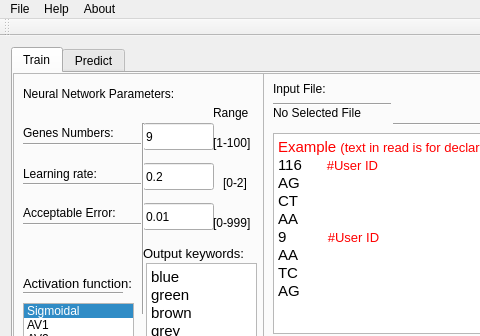
Before: the Qt Designer form phenogene/phenogene.ui in blanqesto/phenogene, drawn with Qt 5; both pictures show x 0 to 480 and y 0 to 336 of the 600 by 600 pixel window.
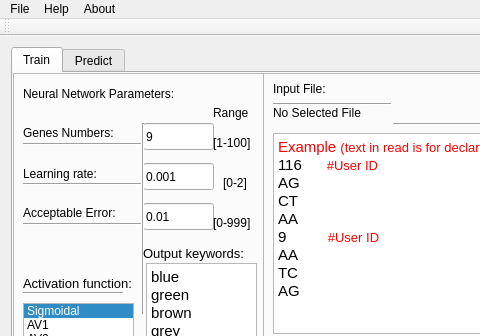
After: the same form once the commit is applied.

The edit to the form file:
```diff
--- a/phenogene/phenogene.ui
+++ b/phenogene/phenogene.ui
@@ -328,7 +328,7 @@
           </rect>
          </property>
          <property name="text">
-          <string>0.2</string>
+          <string>0.001</string>
          </property>
         </widget>
         <widget class="QLabel" name="label_3">
```
Left out of the diff: 2 changed lines with no effect on the pictures.
